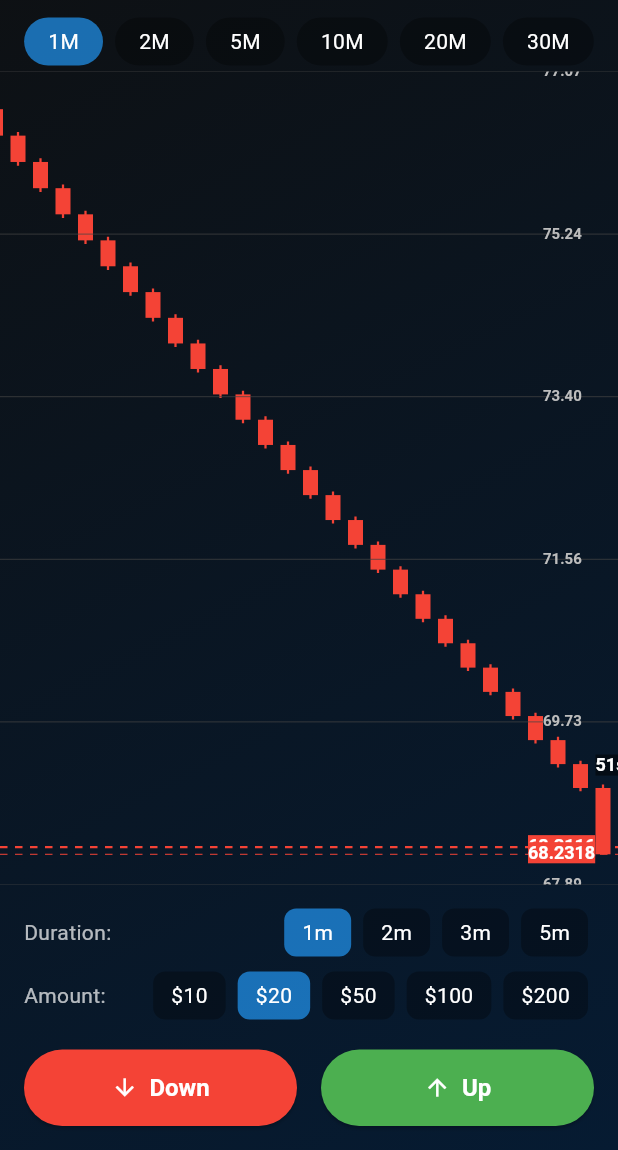
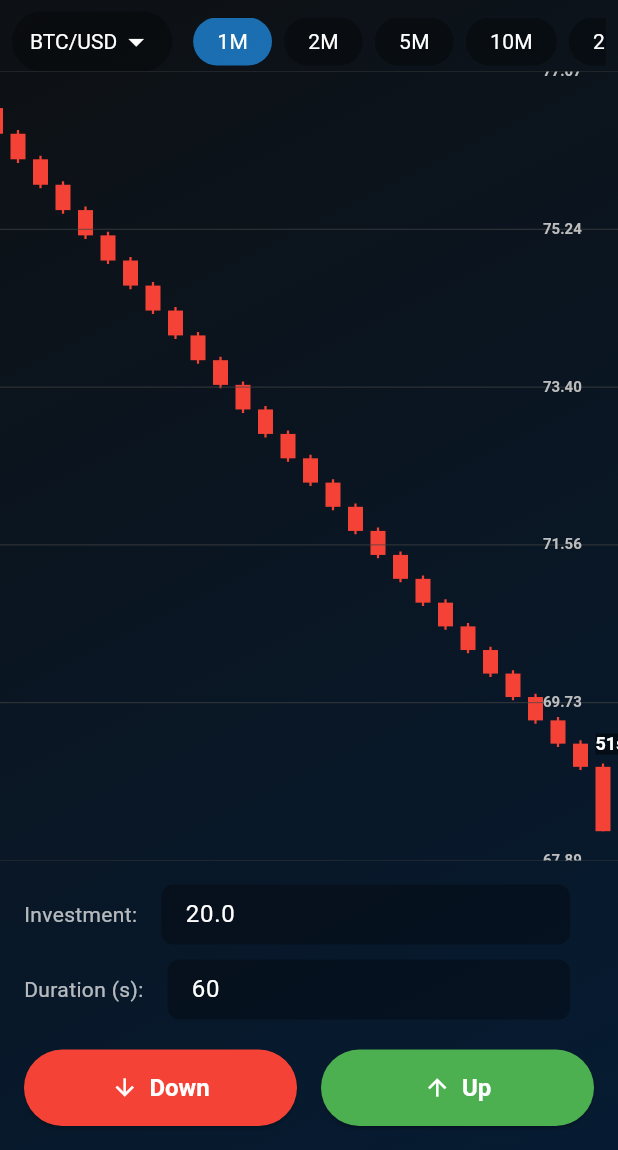
Before and after one commit to programmerrajbhai/trading_home, a Flutter app: the screen it shows after launch, after a tap on "Down", on a phone screen of 412 x 824 dp, the part 86-1236 px from its top. Run offline on Flutter 3.47's test engine with Material 3 defaults, Android fonts, the phone set to English and light mode, and no system bars; our stand-ins replace get.

Commit message:
more update

```diff
--- a/lib/home/chert.dart
+++ b/lib/home/chert.dart
@@ -11,12 +11,14 @@ class CandlestickChart extends StatefulWidget {
   final List<CandleData> candles;
   final List<Trade> runningTrades;
   final int candleTimeRemaining;
+  final Timeframe selectedTimeframe;
 
   const CandlestickChart({
     super.key,
     required this.candles,
     required this.runningTrades,
     required this.candleTimeRemaining,
+    required this.selectedTimeframe,
   });
 
   @override
@@ -99,6 +101,7 @@ class CandlestickChartState extends State<CandlestickChart> {
           horizontalOffset: _horizontalOffset,
           runningTrades: widget.runningTrades,
           candleTimeRemaining: widget.candleTimeRemaining,
+          selectedTimeframe: widget.selectedTimeframe,
         ),
         size: Size.infinite,
       ),
@@ -112,6 +115,7 @@ class _CandlestickPainter extends CustomPainter {
   final double horizontalOffset;
   final List<Trade> runningTrades;
   final int candleTimeRemaining;
+  final Timeframe selectedTimeframe;
 
   _CandlestickPainter({
     required this.candles,
@@ -119,6 +123,7 @@ class _CandlestickPainter extends CustomPainter {
     required this.horizontalOffset,
     required this.runningTrades,
     required this.candleTimeRemaining,
+    required this.selectedTimeframe,
   });
 
   @override
@@ -126,6 +131,7 @@ class _CandlestickPainter extends CustomPainter {
     final double candleWidth = 10.0 * scale;
     final double spacing = 5.0 * scale;
     final double itemWidth = candleWidth + spacing;
+    final double candleDurationMs = selectedTimeframe.minutes * 60 * 1000.0;
 
     // ক্যানভাস ক্লিপ করা হচ্ছে যাতে বাইরে কিছু আঁকা না যায়
     canvas.clipRect(Rect.fromLTWH(0, 0, size.width, size.height));
@@ -184,23 +190,63 @@ class _CandlestickPainter extends CustomPainter {
     }
 
     // Draw Running Trades
-    for(final trade in runningTrades) {
+    for (final trade in runningTrades) {
       final tradeY = getY(trade.entryPrice);
-      if(tradeY < 0 || tradeY > size.height) continue; // শুধু দৃশ্যমান ট্রেড আঁকা হচ্ছে
-      final tradePaint = Paint()..color = trade.direction == TradeDirection.up ? Colors.green : Colors.red ..strokeWidth = 1.5;
-      for (double i = 0; i < size.width; i += 10) canvas.drawLine(Offset(i, tradeY), Offset(i + 5, tradeY), tradePaint);
-      _drawText(canvas, trade.entryPrice.toStringAsFixed(4), Offset(size.width - 60, tradeY - 8), Colors.white, 12, backgroundColor: tradePaint.color);
-    }
+      if (tradeY < 0 || tradeY > size.height) continue;
 
-    // Draw Current Price Line and Countdown (এই অংশটি এখন শুধুমাত্র দাম দেখাবে)
-    if(candles.isNotEmpty) {
-      final lastClose = candles.last.close;
-      final currentY = getY(lastClose);
-      final linePaint = Paint()..color = candles.last.close >= candles.last.open ? Colors.green : Colors.red;
-      for (double i = 0; i < size.width; i += 10) canvas.drawLine(Offset(i, currentY), Offset(i + 5, currentY), linePaint);
+      final tradePaint = Paint()..color = trade.color..strokeWidth = 1.5;
 
-      final priceText = lastClose.toStringAsFixed(4);
-      _drawText(canvas, priceText, Offset(size.width - 60, currentY - 8), Colors.white, 12, backgroundColor: linePaint.color);
+      final startCandleIndex = candles.indexWhere((c) => c.timestamp >= trade.entryTime.millisecondsSinceEpoch);
+
+      // Calculate startX based on the trade's entry time within the starting candle
+      double startX;
+      if (startCandleIndex != -1) {
+        final startCandle = candles[startCandleIndex];
+        final startCandleMs = startCandle.timestamp;
+        final tradeEntryMs = trade.entryTime.millisecondsSinceEpoch;
+        final offsetInMs = tradeEntryMs - startCandleMs;
+        final offsetInPixels = (offsetInMs / candleDurationMs) * itemWidth;
+        startX = (startCandleIndex * itemWidth) + offsetInPixels - horizontalOffset;
+      } else {
+        continue;
+      }
+
+      // Calculate the total duration of the trade in milliseconds
+      final tradeDurationMs = trade.expiryTime.millisecondsSinceEpoch - trade.entryTime.millisecondsSinceEpoch;
+      final tradeLinePixels = (tradeDurationMs / candleDurationMs) * itemWidth;
+      final endX = startX + tradeLinePixels;
+
+      // Draw dashed horizontal line
+      const double dashWidth = 5.0;
+      const double dashSpace = 5.0;
+      double currentX = startX;
+      while (currentX < endX) {
+        canvas.drawLine(Offset(currentX, tradeY), Offset(currentX + dashWidth, tradeY), tradePaint);
+        currentX += dashWidth + dashSpace;
+      }
+
+      // Draw dashed vertical line at expiry
+      final expiryLinePaint = Paint()..color = Colors.white..strokeWidth = 1.5;
+      double currentY = 0;
+      while (currentY < size.height) {
+        canvas.drawLine(Offset(endX, currentY), Offset(endX, currentY + 10), expiryLinePaint);
+        currentY += 20;
+      }
+
+      // Draw timer text
+      final remainingDuration = trade.expiryTime.difference(DateTime.now());
+      final minutes = remainingDuration.inMinutes;
+      final seconds = remainingDuration.inSeconds.remainder(60);
+      final timerText = "${minutes.toString().padLeft(2, '0')}:${seconds.toString().padLeft(2, '0')}";
+      _drawText(
+          canvas,
+          timerText,
+          Offset(endX + 10, tradeY - 20),
+          Colors.white,
+          12,
+          backgroundColor: Colors.black.withOpacity(0.5));
+
+      _drawText(canvas, trade.entryPrice.toStringAsFixed(4), Offset(startX, tradeY - 8), Colors.white, 12, backgroundColor: tradePaint.color);
     }
   }
 
--- a/lib/home/controllers/trading_controller.dart
+++ b/lib/home/controllers/trading_controller.dart
@@ -3,7 +3,6 @@ import 'dart:math';
 
 import 'package:flutter/material.dart';
 import 'package:get/get.dart';
-
 import '../candle_data.dart';
 import '../chert.dart';
 import '../models/trade_model.dart';
@@ -15,7 +14,8 @@ class TradingController extends GetxController {
   final GlobalKey<CandlestickChartState> chartKey = GlobalKey<CandlestickChartState>();
 
   // --- চার্ট এবং ক্যান্ডেল ডেটা ---
-  final RxList<CandleData> _baseM1Candles = <CandleData>[].obs;
+  final Map<Asset, RxList<CandleData>> _assetCandles = {};
+  final Rx<Asset> selectedAsset = Asset.btcusd.obs;
   final RxList<CandleData> displayedCandles = <CandleData>[].obs;
   final Rx<Timeframe> selectedTimeframe = Timeframe.m1.obs;
   final RxInt candleTimeRemaining = 0.obs;
@@ -38,6 +38,10 @@ class TradingController extends GetxController {
   final RxInt tradeDurationSeconds = 60.obs;
   static const double payoutPercentage = 0.85;
 
+  // New: custom input for trade settings
+  final TextEditingController investmentController = TextEditingController(text: '20.0');
+  final TextEditingController durationController = TextEditingController(text: '60');
+
   List<Trade> get combinedTradeList {
     final list = [...runningTrades, ...tradeHistory];
     list.sort((a, b) => b.entryTime.compareTo(a.entryTime));
@@ -47,7 +51,7 @@ class TradingController extends GetxController {
   @override
   void onInit() {
     super.onInit();
-    _generateInitialCandles();
+    _initAssets();
     _startCandleGeneration();
     _aggregateCandles();
     Timer.periodic(const Duration(seconds: 1), (_) {
@@ -56,14 +60,21 @@ class TradingController extends GetxController {
     });
   }
 
-  void _generateInitialCandles() {
+  void _initAssets() {
+    for(final asset in Asset.values) {
+      _assetCandles[asset] = <CandleData>[].obs;
+      _generateInitialCandles(asset);
+    }
+  }
+
+  void _generateInitialCandles(Asset asset) {
     double lastClose = 150.0;
     final now = DateTime.now();
     for (int i = 200; i > 0; i--) {
       final open = lastClose;
       final close = open * (1 + (Random().nextDouble() - 0.5) * 0.01);
       lastClose = close;
-      _baseM1Candles.add(
+      _assetCandles[asset]!.add(
           CandleData(
               timestamp: now.subtract(Duration(minutes: i)).millisecondsSinceEpoch,
               open: open,
@@ -75,7 +86,6 @@ class TradingController extends GetxController {
     }
   }
 
-  // +++ এই মেথডটি আপডেট করা হয়েছে +++
   void _updateCandleCountdown() {
     if (displayedCandles.isEmpty) return;
     final lastCandleTimestamp = displayedCandles.last.timestamp;
@@ -88,7 +98,9 @@ class TradingController extends GetxController {
   void _startCandleGeneration() {
     _candleTimer = Timer.periodic(const Duration(minutes: 1), (timer) {
       _liveUpdateTimer?.cancel();
-      final lastCandle = _baseM1Candles.last;
+      for(final asset in Asset.values) {
+        if (_assetCandles[asset]!.isNotEmpty) {
+          final lastCandle = _assetCandles[asset]!.last;
           final newCandle = CandleData(
             timestamp: DateTime.now().millisecondsSinceEpoch,
             open: lastCandle.close,
@@ -96,7 +108,9 @@ class TradingController extends GetxController {
             low: lastCandle.close,
             close: lastCandle.close,
           );
-      _baseM1Candles.add(newCandle);
+          _assetCandles[asset]!.add(newCandle);
+        }
+      }
       _startLiveCandleUpdate();
     });
     _startLiveCandleUpdate();
@@ -104,10 +118,10 @@ class TradingController extends GetxController {
 
   void _startLiveCandleUpdate() {
     _liveUpdateTimer = Timer.periodic(const Duration(milliseconds: 500), (timer) {
-      if (_baseM1Candles.isEmpty) return;
-      final lastCandle = _baseM1Candles.last;
+      for (final asset in Asset.values) {
+        if (_assetCandles[asset]!.isEmpty) continue;
+        final lastCandle = _assetCandles[asset]!.last;
         final newClose = lastCandle.close * (1 + (Random().nextDouble() - 0.5) * 0.001);
-
         final updatedCandle = CandleData(
           timestamp: lastCandle.timestamp,
           open: lastCandle.open,
@@ -115,20 +129,32 @@ class TradingController extends GetxController {
           low: min(lastCandle.low, newClose),
           close: newClose,
         );
-      _baseM1Candles[_baseM1Candles.length - 1] = updatedCandle;
+        _assetCandles[asset]![_assetCandles[asset]!.length - 1] = updatedCandle;
+      }
       _aggregateCandles();
     });
   }
 
   void _aggregateCandles() {
-    if (_baseM1Candles.isEmpty) return;
+    final baseCandles = _assetCandles[selectedAsset.value];
+    if (baseCandles == null || baseCandles.isEmpty) {
+      displayedCandles.value = [];
+      return;
+    }
+
     final List<CandleData> aggregated = [];
     final int period = selectedTimeframe.value.minutes;
-    for (int i = 0; i < _baseM1Candles.length; i += period) {
-      final end = min(i + period, _baseM1Candles.length);
-      final chunk = _baseM1Candles.sublist(i, end);
-      if (chunk.isEmpty) continue;
+    final now = DateTime.now();
+    final currentMinute = now.minute;
+    final startOfCurrentPeriodMinute = (currentMinute ~/ period) * period;
+    final startOfCurrentPeriod = DateTime(now.year, now.month, now.day, now.hour, startOfCurrentPeriodMinute);
 
+    final relevantCandles = baseCandles.where((c) => c.timestamp < startOfCurrentPeriod.millisecondsSinceEpoch).toList();
+    final currentCandleChunk = baseCandles.where((c) => c.timestamp >= startOfCurrentPeriod.millisecondsSinceEpoch).toList();
+
+    for (int i = 0; i < relevantCandles.length; i += period) {
+      final chunk = relevantCandles.sublist(i, min(i + period, relevantCandles.length));
+      if (chunk.isNotEmpty) {
         aggregated.add(CandleData(
           timestamp: chunk.first.timestamp,
           open: chunk.first.open,
@@ -137,27 +163,51 @@ class TradingController extends GetxController {
           low: chunk.map((c) => c.low).reduce(min),
         ));
       }
+    }
+
+    if (currentCandleChunk.isNotEmpty) {
+      aggregated.add(CandleData(
+        timestamp: currentCandleChunk.first.timestamp,
+        open: currentCandleChunk.first.open,
+        close: currentCandleChunk.last.close,
+        high: currentCandleChunk.map((c) => c.high).reduce(max),
+        low: currentCandleChunk.map((c) => c.low).reduce(min),
+      ));
+    }
     displayedCandles.value = aggregated;
     _scrollToEnd();
   }
 
   void placeTrade(TradeDirection direction) {
-    if (currentBalance < investmentAmount.value) {
+    // Use custom input values if available
+    final double amount = double.tryParse(investmentController.text) ?? 20.0;
+    final int duration = int.tryParse(durationController.text) ?? 60;
+
+    if (currentBalance < amount) {
       Get.snackbar("Error", "Insufficient funds.", backgroundColor: Colors.red, colorText: Colors.white);
       return;
     }
-    if (isLiveAccount.value) liveBalance.value -= investmentAmount.value;
-    else demoBalance.value -= investmentAmount.value;
+    if (isLiveAccount.value) liveBalance.value -= amount;
+    else demoBalance.value -= amount;
 
     final now = DateTime.now();
     runningTrades.add(Trade(
       id: now.millisecondsSinceEpoch.toString(),
       direction: direction,
-      amount: investmentAmount.value,
-      entryPrice: _baseM1Candles.last.close,
+      amount: amount,
+      entryPrice: _assetCandles[selectedAsset.value]!.last.close,
       entryTime: now,
-      expiryTime: now.add(Duration(seconds: tradeDurationSeconds.value)),
+      expiryTime: now.add(Duration(seconds: duration)),
     ));
+  }
+
+  void earlyCloseTrade(Trade trade) {
+    final remainingSeconds = trade.expiryTime.difference(DateTime.now()).inSeconds;
+    if (remainingSeconds <= 20) {
+      Get.snackbar("Error", "Cannot close trade in the last 20 seconds.", backgroundColor: Colors.red, colorText: Colors.white);
+      return;
+    }
+    _settleTrade(trade);
   }
 
   void _checkTradeExpiries() {
@@ -166,7 +216,7 @@ class TradingController extends GetxController {
   }
 
   void _settleTrade(Trade trade) {
-    trade.closePrice = _baseM1Candles.last.close;
+    trade.closePrice = _assetCandles[selectedAsset.value]!.last.close;
     bool isWin = (trade.direction == TradeDirection.up && trade.closePrice! > trade.entryPrice) ||
         (trade.direction == TradeDirection.down && trade.closePrice! < trade.entryPrice);
 
@@ -184,13 +234,19 @@ class TradingController extends GetxController {
     tradeHistory.insert(0, trade);
   }
 
-  // +++ এই মেথডটি আপডেট করা হয়েছে +++
   void _scrollToEnd() {
-    // এখন আমরা ScrollController এর পরিবর্তে GlobalKey ব্যবহার করছি
     chartKey.currentState?.scrollToEnd();
   }
 
-  void changeTimeframe(Timeframe tf) { selectedTimeframe.value = tf; _aggregateCandles(); }
+  void changeAsset(Asset asset) {
+    selectedAsset.value = asset;
+    _aggregateCandles();
+  }
+
+  void changeTimeframe(Timeframe tf) {
+    selectedTimeframe.value = tf;
+    _aggregateCandles();
+  }
   void setInvestmentAmount(double amount) { investmentAmount.value = amount; }
   void setTradeDuration(int seconds) { tradeDurationSeconds.value = seconds; }
   void switchAccount(bool toLive) { isLiveAccount.value = toLive; }
@@ -199,7 +255,6 @@ class TradingController extends GetxController {
   void onClose() {
     _candleTimer?.cancel();
     _liveUpdateTimer?.cancel();
-    // scrollController.dispose(); // <-- এই লাইনটি মুছে ফেলা হয়েছে
     super.onClose();
   }
 }
--- a/lib/home/home.dart
+++ b/lib/home/home.dart
@@ -36,6 +36,7 @@ class HomePage extends StatelessWidget {
                     candles: controller.displayedCandles,
                     runningTrades: controller.runningTrades,
                     candleTimeRemaining: controller.candleTimeRemaining.value,
+                    selectedTimeframe: controller.selectedTimeframe.value,
                   ),
                 ),
               ),
--- a/lib/home/utils/enums.dart
+++ b/lib/home/utils/enums.dart
@@ -1,4 +1,4 @@
-enum TradeDirection { up, down }
+enum TradeDirection { up, down, direction }
 
 enum TradeStatus { running, won, lost, draw }
 
@@ -14,3 +14,15 @@ enum Timeframe {
   final int minutes;
   final String label;
 }
+
+enum NotificationType { tradeStart, tradeEnd }
+
+// New asset enum
+enum Asset {
+  btcusd('BTC/USD'),
+  ethusd('ETH/USD'),
+  eurusd('EUR/USD');
+
+  const Asset(this.label);
+  final String label;
+}
--- a/lib/home/widgets/timeframe_selector.dart
+++ b/lib/home/widgets/timeframe_selector.dart
@@ -13,6 +13,12 @@ class TimeframeSelector extends StatelessWidget {
     return Container(
       height: 40,
       padding: const EdgeInsets.symmetric(horizontal: 8.0),
+      child: Row(
+        mainAxisAlignment: MainAxisAlignment.spaceBetween,
+        children: [
+          _buildAssetSelector(),
+          const SizedBox(width: 10),
+          Expanded(
             child: Obx(() => SingleChildScrollView(
               scrollDirection: Axis.horizontal,
               child: Row(
@@ -30,6 +36,38 @@ class TimeframeSelector extends StatelessWidget {
                 )).toList(),
               ),
             )),
+          ),
+        ],
+      ),
     );
   }
+
+  Widget _buildAssetSelector() {
+    return Obx(() => Container(
+      padding: const EdgeInsets.symmetric(horizontal: 12, vertical: 6),
+      decoration: BoxDecoration(
+        color: Colors.black.withOpacity(0.3),
+        borderRadius: BorderRadius.circular(20),
+      ),
+      child: DropdownButtonHideUnderline(
+        child: DropdownButton<Asset>(
+          value: controller.selectedAsset.value,
+          dropdownColor: Colors.black.withOpacity(0.8),
+          icon: const Icon(Icons.arrow_drop_down, color: Colors.white),
+          style: const TextStyle(color: Colors.white),
+          onChanged: (Asset? newValue) {
+            if (newValue != null) {
+              controller.changeAsset(newValue);
             }
+          },
+          items: Asset.values.map<DropdownMenuItem<Asset>>((Asset value) {
+            return DropdownMenuItem<Asset>(
+              value: value,
+              child: Text(value.label),
+            );
+          }).toList(),
+        ),
+      ),
+    ));
+  }
+}
--- a/lib/home/widgets/trade_control_panel.dart
+++ b/lib/home/widgets/trade_control_panel.dart
@@ -1,22 +1,26 @@
 import 'package:flutter/material.dart';
 import 'package:get/get.dart';
+import 'package:flutter/services.dart';
 
 import '../controllers/trading_controller.dart';
+import '../models/trade_model.dart';
 import '../utils/enums.dart';
 
 class TradeControlPanel extends StatelessWidget {
   final TradingController controller = Get.find();
-  final investmentSteps = [10.0, 20.0, 50.0, 100.0, 200.0];
-  final durationSteps = [60, 120, 180, 300]; // in seconds
 
   @override
   Widget build(BuildContext context) {
     return Container(
       padding: const EdgeInsets.all(16.0),
       child: Column(children: [
-        _buildSelectorRow("Duration:", durationSteps, controller.tradeDurationSeconds, (sec) => controller.setTradeDuration(sec), (sec) => "${sec ~/ 60}m"),
+        _buildCustomInputRow("Investment:", controller.investmentController, (value) {
+          controller.setInvestmentAmount(double.tryParse(value) ?? 0.0);
+        }),
         const SizedBox(height: 10),
-        _buildSelectorRow("Amount:", investmentSteps, controller.investmentAmount, (amount) => controller.setInvestmentAmount(amount), (amount) => "\$${amount.toInt()}"),
+        _buildCustomInputRow("Duration (s):", controller.durationController, (value) {
+          controller.setTradeDuration(int.tryParse(value) ?? 0);
+        }),
         const SizedBox(height: 20),
         Row(children: [
           Expanded(child: _buildTradeButton(TradeDirection.down)),
@@ -27,24 +31,37 @@ class TradeControlPanel extends StatelessWidget {
     );
   }
 
-  Widget _buildSelectorRow<T>(String label, List<T> steps, Rx<T> selectedValue, Function(T) onSelect, String Function(T) toLabel) {
-    return Row(mainAxisAlignment: MainAxisAlignment.spaceBetween, children: [
-      Text(label, style: const TextStyle(color: Colors.white70)),
-      Obx(() => Row(
-        children: steps.map((value) => GestureDetector(
-          onTap: () => onSelect(value),
-          child: Container(
-            margin: const EdgeInsets.symmetric(horizontal: 4),
-            padding: const EdgeInsets.symmetric(horizontal: 12, vertical: 6),
-            decoration: BoxDecoration(
-              color: selectedValue.value == value ? Colors.blue.withOpacity(0.7) : Colors.black.withOpacity(0.3),
-              borderRadius: BorderRadius.circular(8),
+  Widget _buildCustomInputRow(String label, TextEditingController textController, Function(String) onChanged) {
+    return Row(
+      mainAxisAlignment: MainAxisAlignment.spaceBetween,
+      children: [
+        Text(label, style: const TextStyle(color: Colors.white70)),
+        Expanded(
+          child: Padding(
+            padding: const EdgeInsets.symmetric(horizontal: 16.0),
+            child: TextField(
+              controller: textController,
+              keyboardType: TextInputType.number,
+              inputFormatters: <TextInputFormatter>[
+                FilteringTextInputFormatter.digitsOnly,
+              ],
+              style: const TextStyle(color: Colors.white),
+              decoration: InputDecoration(
+                filled: true,
+                fillColor: Colors.black.withOpacity(0.3),
+                border: OutlineInputBorder(
+                  borderRadius: BorderRadius.circular(8),
+                  borderSide: BorderSide.none,
+                ),
+                isDense: true,
+                contentPadding: const EdgeInsets.symmetric(horizontal: 12, vertical: 8),
+              ),
+              onChanged: onChanged,
             ),
-            child: Text(toLabel(value), style: const TextStyle(color: Colors.white)),
           ),
-        )).toList(),
-      )),
-    ]);
+        ),
+      ],
+    );
   }
 
   Widget _buildTradeButton(TradeDirection direction) {
--- a/lib/home/widgets/trade_history_popup.dart
+++ b/lib/home/widgets/trade_history_popup.dart
@@ -1,4 +1,3 @@
-
 import 'dart:async';
 
 import 'package:flutter/cupertino.dart';
@@ -43,7 +42,7 @@ class TradeHistoryPopup extends StatelessWidget {
                 // +++ এখন আমরা নতুন combinedTradeList ব্যবহার করবো +++
                 final trades = controller.combinedTradeList;
                 if (trades.isEmpty) {
-                  return const Center(child: Text("No trades yet.", style: TextStyle(color: Colors.white70)));
+                  return const Center(child: Text("No trades yet.", style: const TextStyle(color: Colors.white70)));
                 }
                 return ListView.builder(
                   itemCount: trades.length,
@@ -76,6 +75,8 @@ class _TradeHistoryTile extends StatefulWidget {
 class _TradeHistoryTileState extends State<_TradeHistoryTile> {
   Timer? _timer;
   Duration _remainingTime = Duration.zero;
+
+  final TradingController controller = Get.find();
 
   @override
   void initState() {
@@ -142,6 +143,20 @@ class _TradeHistoryTileState extends State<_TradeHistoryTile> {
                 : _buildInfoColumn("Close", trade.closePrice?.toStringAsFixed(4) ?? '...'), // পুরোনো ট্রেডের জন্য ক্লোজ প্রাইস
             _buildInfoColumn("Time", timeFormat.format(trade.entryTime)),
           ]),
+          // New: Early close button
+          if (trade.status == TradeStatus.running)
+            Padding(
+              padding: const EdgeInsets.only(top: 8.0),
+              child: ElevatedButton(
+                onPressed: () => controller.earlyCloseTrade(trade),
+                style: ElevatedButton.styleFrom(
+                  backgroundColor: Colors.blueAccent,
+                  foregroundColor: Colors.white,
+                  minimumSize: const Size.fromHeight(30),
+                ),
+                child: const Text("Early Close"),
+              ),
+            ),
         ]),
       ),
     );
--- a/pubspec.yaml
+++ b/pubspec.yaml
@@ -40,7 +40,7 @@ dependencies:
   curved_navigation_bar: ^1.0.3
   intl: any
 
-
+  audioplayers: ^6.0.0
 
 dev_dependencies:
   flutter_test:
@@ -63,7 +63,8 @@ flutter:
   # included with your application, so that you can use the icons in
   # the material Icons class.
   uses-material-design: true
-
+  assets:
+    - assets/sounds/
   # To add assets to your application, add an assets section, like this:
   # assets:
   #   - images/a_dot_burr.jpeg
```
Also changed, not shown: pubspec.lock, 5 other files. Lines whose indentation alone changed are shown as unchanged.
